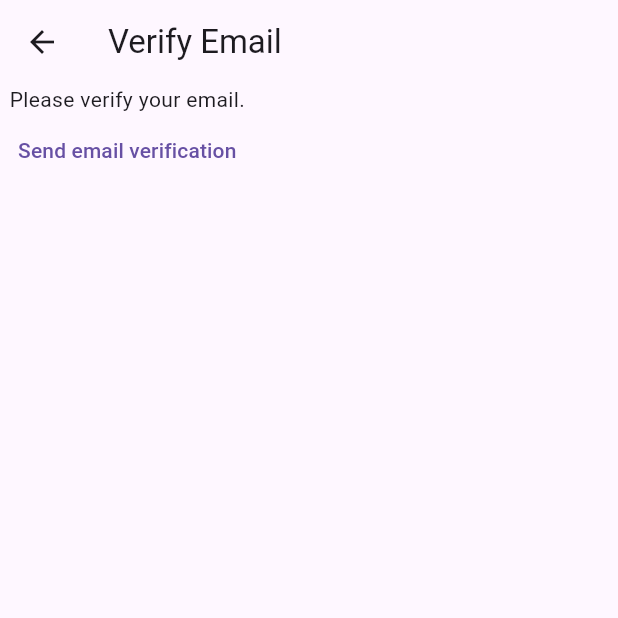
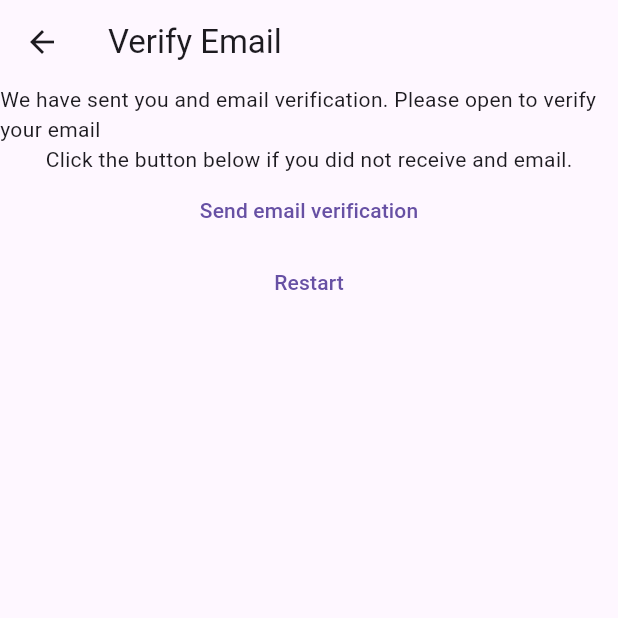
Before and after one commit to Kofiacheampong/mynotesflutter, a Flutter app: the VerifyEmailView screen opened directly, on a phone screen of 412 x 824 dp, the top half of it. Run offline on Flutter 3.47's test engine with Material 3 defaults, Android fonts, the phone set to English and light mode, and no system bars; our stand-ins replace firebase_auth, firebase_core; accounts and stored records are empty.

```diff
--- a/lib/constants/routes.dart
+++ b/lib/constants/routes.dart
@@ -1,3 +1,4 @@
 const loginRoute = '/login/';
 const registerRoute = '/register/';
 const notesRoute = '/notes/';
+const verifyEmailRoute = '/verifyEmail/';
--- a/lib/main.dart
+++ b/lib/main.dart
@@ -25,7 +25,8 @@ void main() async {
       routes: {
         loginRoute: (context) => const LoginView(),
         registerRoute: (context) => const RegisterView(),
-        notesRoute: (context) => const NotesView()
+        notesRoute: (context) => const NotesView(),
+        verifyEmailRoute: (context) => const VerifyEmailView(),
       },
     ),
   );
--- a/lib/views/verify_email_view.dart
+++ b/lib/views/verify_email_view.dart
@@ -1,5 +1,6 @@
 import 'package:firebase_auth/firebase_auth.dart';
 import 'package:flutter/material.dart';
+import 'package:mynotes/constants/routes.dart';
 
 class VerifyEmailView extends StatefulWidget {
   const VerifyEmailView({super.key});
@@ -17,14 +18,24 @@ class _VerifyEmailViewState extends State<VerifyEmailView> {
       ),
       body: Column(
         children: [
-          const Text('Please verify your email.'),
+          const Text(
+              'We have sent you and email verification. Please open to verify your email'),
+          const Text(
+              'Click the button below if you did not receive and email.'),
           TextButton(
             onPressed: () async {
               final user = FirebaseAuth.instance.currentUser;
               await user?.sendEmailVerification();
             },
             child: const Text('Send email verification'),
-          )
+          ),
+          TextButton(
+              onPressed: () async {
+                await FirebaseAuth.instance.signOut();
+                Navigator.of(context)
+                    .pushNamedAndRemoveUntil(registerRoute, (route) => false);
+              },
+              child: const Text('Restart'))
         ],
       ),
     );
```
Also changed, not shown: lib/views/register_view.dart (+15 -8 lines), 2 other files.
